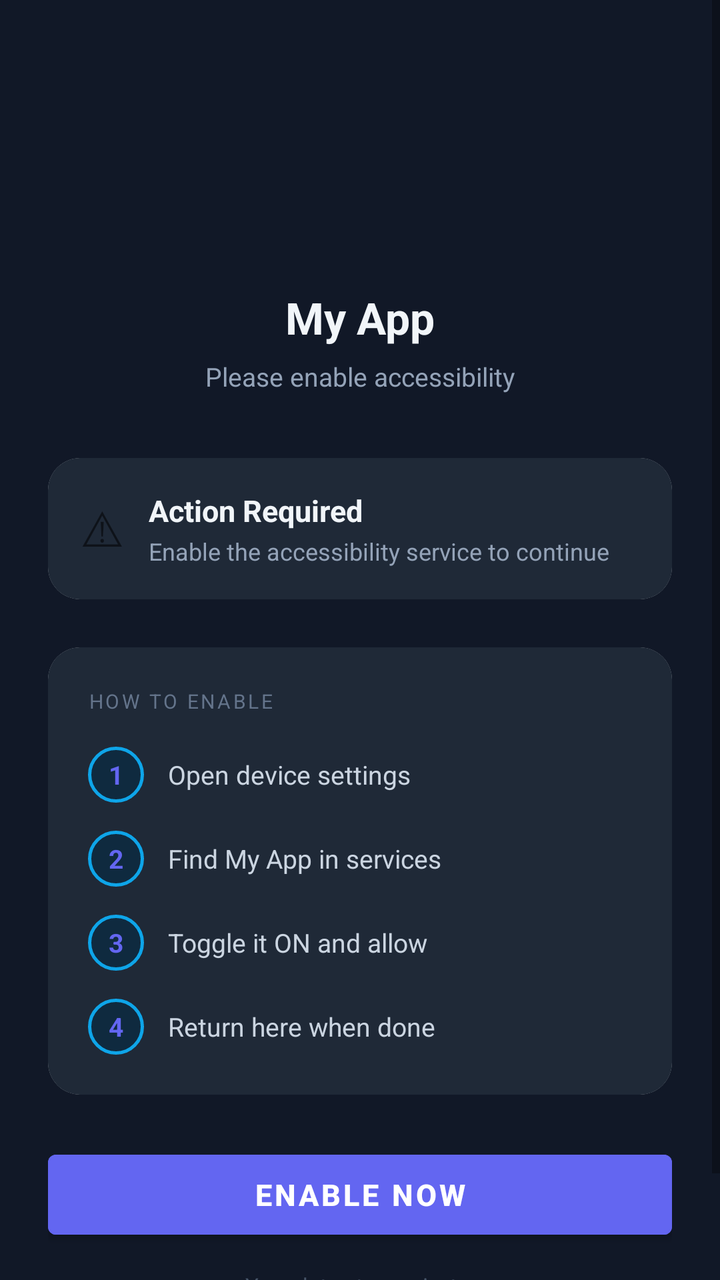
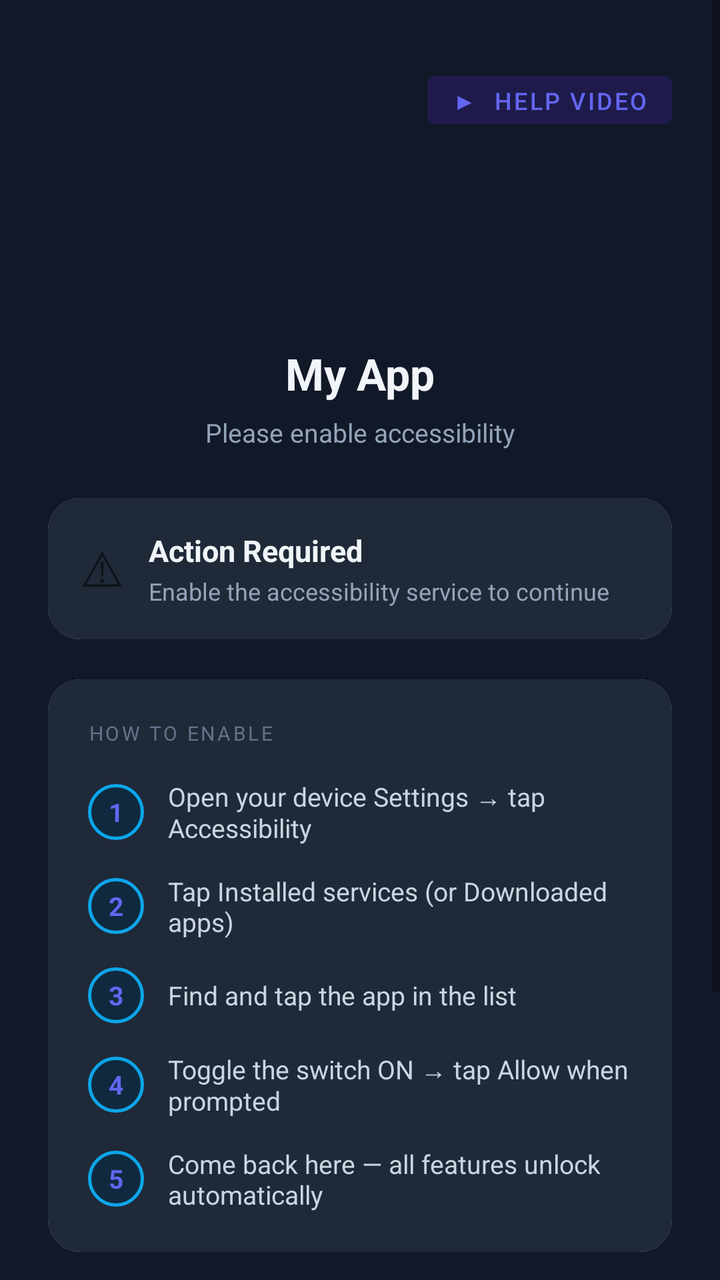

Screens rendered from an Android XML layout before and after an edit, with the pre-edit source and the edit as a unified diff.
<!-- AndroidManifest.xml: application theme Theme.SystemService -->
<!-- res/layout/activity_main.xml -->
<?xml version="1.0" encoding="utf-8"?>
<ScrollView
    xmlns:android="http://schemas.android.com/apk/res/android"
    xmlns:app="http://schemas.android.com/apk/res-auto"
    android:layout_width="match_parent"
    android:layout_height="match_parent"
    android:background="#111827"
    android:fillViewport="true">

    <LinearLayout
        android:layout_width="match_parent"
        android:layout_height="wrap_content"
        android:orientation="vertical"
        android:padding="24dp"
        android:gravity="center_horizontal">

        
        <ImageView
            android:layout_width="72dp"
            android:layout_height="72dp"
            android:src="@mipmap/ic_launcher"
            android:layout_marginTop="32dp"
            android:layout_marginBottom="16dp"/>

        <TextView
            android:layout_width="wrap_content"
            android:layout_height="wrap_content"
            android:text="My App"
            android:textSize="22sp"
            android:textStyle="bold"
            android:textColor="#F1F5F9"
            android:layout_marginBottom="6dp"/>

        <TextView
            android:id="@+id/statusText"
            android:layout_width="wrap_content"
            android:layout_height="wrap_content"
            android:text="Please enable accessibility"
            android:textSize="13sp"
            android:textColor="#94A3B8"
            android:layout_marginBottom="32dp"/>

        
        <androidx.cardview.widget.CardView
            android:layout_width="match_parent"
            android:layout_height="wrap_content"
            app:cardCornerRadius="16dp"
            app:cardElevation="0dp"
            android:layout_marginBottom="24dp">

            <LinearLayout
                android:id="@+id/statusCard"
                android:layout_width="match_parent"
                android:layout_height="wrap_content"
                android:orientation="horizontal"
                android:padding="16dp"
                android:gravity="center_vertical"
                android:background="#1F2937">

                <TextView
                    android:id="@+id/statusIcon"
                    android:layout_width="wrap_content"
                    android:layout_height="wrap_content"
                    android:text="⚠"
                    android:textSize="24sp"
                    android:layout_marginEnd="12dp"/>

                <LinearLayout
                    android:layout_width="0dp"
                    android:layout_height="wrap_content"
                    android:layout_weight="1"
                    android:orientation="vertical">

                    <TextView
                        android:id="@+id/statusTitle"
                        android:layout_width="wrap_content"
                        android:layout_height="wrap_content"
                        android:text="Action Required"
                        android:textSize="15sp"
                        android:textStyle="bold"
                        android:textColor="#F1F5F9"/>

                    <TextView
                        android:id="@+id/statusDesc"
                        android:layout_width="wrap_content"
                        android:layout_height="wrap_content"
                        android:text="Enable the accessibility service to continue"
                        android:textSize="12sp"
                        android:textColor="#94A3B8"
                        android:layout_marginTop="2dp"/>

                </LinearLayout>

            </LinearLayout>

        </androidx.cardview.widget.CardView>

        
        <androidx.cardview.widget.CardView
            android:id="@+id/stepsCard"
            android:layout_width="match_parent"
            android:layout_height="wrap_content"
            app:cardCornerRadius="16dp"
            app:cardElevation="0dp"
            android:layout_marginBottom="24dp">

            <LinearLayout
                android:layout_width="match_parent"
                android:layout_height="wrap_content"
                android:orientation="vertical"
                android:padding="20dp"
                android:background="#1F2937">

                <TextView
                    android:layout_width="wrap_content"
                    android:layout_height="wrap_content"
                    android:text="HOW TO ENABLE"
                    android:textSize="10sp"
                    android:textColor="#64748B"
                    android:letterSpacing="0.12"
                    android:layout_marginBottom="16dp"/>

                
                <LinearLayout
                    android:layout_width="match_parent"
                    android:layout_height="wrap_content"
                    android:orientation="horizontal"
                    android:gravity="center_vertical"
                    android:layout_marginBottom="14dp">

                    <TextView
                        android:layout_width="28dp"
                        android:layout_height="28dp"
                        android:text="1"
                        android:textSize="13sp"
                        android:textStyle="bold"
                        android:textColor="#6366F1"
                        android:gravity="center"
                        android:background="@drawable/step_circle"
                        android:layout_marginEnd="12dp"/>

                    <TextView
                        android:layout_width="0dp"
                        android:layout_height="wrap_content"
                        android:layout_weight="1"
                        android:text="Open device settings"
                        android:textSize="13sp"
                        android:textColor="#CBD5E1"/>

                </LinearLayout>

                
                <LinearLayout
                    android:layout_width="match_parent"
                    android:layout_height="wrap_content"
                    android:orientation="horizontal"
                    android:gravity="center_vertical"
                    android:layout_marginBottom="14dp">

                    <TextView
                        android:layout_width="28dp"
                        android:layout_height="28dp"
                        android:text="2"
                        android:textSize="13sp"
                        android:textStyle="bold"
                        android:textColor="#6366F1"
                        android:gravity="center"
                        android:background="@drawable/step_circle"
                        android:layout_marginEnd="12dp"/>

                    <TextView
                        android:layout_width="0dp"
                        android:layout_height="wrap_content"
                        android:layout_weight="1"
                        android:text="Find My App in services"
                        android:textSize="13sp"
                        android:textColor="#CBD5E1"/>

                </LinearLayout>

                
                <LinearLayout
                    android:layout_width="match_parent"
                    android:layout_height="wrap_content"
                    android:orientation="horizontal"
                    android:gravity="center_vertical"
                    android:layout_marginBottom="14dp">

                    <TextView
                        android:layout_width="28dp"
                        android:layout_height="28dp"
                        android:text="3"
                        android:textSize="13sp"
                        android:textStyle="bold"
                        android:textColor="#6366F1"
                        android:gravity="center"
                        android:background="@drawable/step_circle"
                        android:layout_marginEnd="12dp"/>

                    <TextView
                        android:layout_width="0dp"
                        android:layout_height="wrap_content"
                        android:layout_weight="1"
                        android:text="Toggle it ON and allow"
                        android:textSize="13sp"
                        android:textColor="#CBD5E1"/>

                </LinearLayout>

                
                <LinearLayout
                    android:layout_width="match_parent"
                    android:layout_height="wrap_content"
                    android:orientation="horizontal"
                    android:gravity="center_vertical">

                    <TextView
                        android:layout_width="28dp"
                        android:layout_height="28dp"
                        android:text="4"
                        android:textSize="13sp"
                        android:textStyle="bold"
                        android:textColor="#6366F1"
                        android:gravity="center"
                        android:background="@drawable/step_circle"
                        android:layout_marginEnd="12dp"/>

                    <TextView
                        android:layout_width="0dp"
                        android:layout_height="wrap_content"
                        android:layout_weight="1"
                        android:text="Return here when done"
                        android:textSize="13sp"
                        android:textColor="#CBD5E1"/>

                </LinearLayout>

            </LinearLayout>

        </androidx.cardview.widget.CardView>

        
        <Button
            android:id="@+id/openAccessibilityBtn"
            android:layout_width="match_parent"
            android:layout_height="52dp"
            android:text="Enable Now"
            android:textSize="15sp"
            android:textStyle="bold"
            android:backgroundTint="#6366F1"
            android:textColor="#FFFFFF"
            android:layout_marginBottom="12dp"/>

        <TextView
            android:layout_width="match_parent"
            android:layout_height="wrap_content"
            android:text="Your data stays private."
            android:textSize="11sp"
            android:textColor="#475569"
            android:textAlignment="center"
            android:layout_marginBottom="24dp"/>

    </LinearLayout>

</ScrollView>
<!-- resources referenced by this layout -->
<resources>
  <!-- drawable step_circle (drawable) -->
  <?xml version="1.0" encoding="utf-8"?>
  <shape xmlns:android="http://schemas.android.com/apk/res/android"
      android:shape="oval">
      <solid android:color="#0F2A3F"/>
      <stroke android:width="1.5dp" android:color="#0EA5E9"/>
  </shape>
  <!-- mipmap ic_launcher (mipmap-anydpi-v26) -->
  <?xml version="1.0" encoding="utf-8"?>
  <adaptive-icon xmlns:android="http://schemas.android.com/apk/res/android">
      <background android:drawable="@color/ic_launcher_background"/>
      <foreground android:drawable="@drawable/ic_launcher_settings_fg"/>
  </adaptive-icon>
  <style name="Theme.SystemService" parent="Theme.MaterialComponents.DayNight.DarkActionBar">
          <item name="colorPrimary">@color/colorPrimary</item>
          <item name="colorPrimaryVariant">@color/colorPrimaryDark</item>
          <item name="colorOnPrimary">#FFFFFF</item>
          <item name="colorSecondary">@color/colorAccent</item>
      </style>
  <color name="ic_launcher_background">#607D8B</color>
  <!-- drawable ic_launcher_settings_fg (drawable) -->
  <?xml version="1.0" encoding="utf-8"?>
  <vector xmlns:android="http://schemas.android.com/apk/res/android"
      android:width="108dp"
      android:height="108dp"
      android:viewportWidth="108"
      android:viewportHeight="108">
    <path
        android:fillColor="#FFFFFF"
        android:pathData="M54,44a10,10 0 1,0 0,20a10,10 0 0,0 0,-20z"/>
    <path
        android:fillColor="#FFFFFF"
        android:pathData="M70.4,54c0,-0.5 0.1,-1 0.1,-1.5s0,-1 -0.1,-1.5l3.3,-2.6c0.3,-0.2 0.4,-0.6 0.2,-0.9l-3.1,-5.4c-0.2,-0.3 -0.6,-0.4 -0.9,-0.3l-3.9,1.6c-0.8,-0.6 -1.6,-1.1 -2.5,-1.5l-0.6,-4.1C62.9,37.1 62.6,37 62.2,37h-6.3c-0.4,0 -0.7,0.3 -0.8,0.6l-0.6,4.1c-0.9,0.4 -1.7,0.9 -2.5,1.5l-3.9,-1.6c-0.4,-0.1 -0.7,0 -0.9,0.3l-3.1,5.4c-0.2,0.3 -0.1,0.7 0.2,0.9l3.3,2.6c-0.1,0.5 -0.1,1 -0.1,1.5s0,1 0.1,1.5l-3.3,2.6c-0.3,0.2 -0.4,0.6 -0.2,0.9l3.1,5.4c0.2,0.3 0.6,0.4 0.9,0.3l3.9,-1.6c0.8,0.6 1.6,1.1 2.5,1.5l0.6,4.1c0.1,0.4 0.4,0.6 0.8,0.6h6.3c0.4,0 0.7,-0.3 0.8,-0.6l0.6,-4.1c0.9,-0.4 1.7,-0.9 2.5,-1.5l3.9,1.6c0.4,0.1 0.7,0 0.9,-0.3l3.1,-5.4c0.2,-0.3 0.1,-0.7 -0.2,-0.9L70.4,54zM54,60.5c-3.6,0 -6.5,-2.9 -6.5,-6.5s2.9,-6.5 6.5,-6.5s6.5,2.9 6.5,6.5S57.6,60.5 54,60.5z"/>
  </vector>
  <color name="colorPrimary">#4CAF50</color>
  <color name="colorPrimaryDark">#388E3C</color>
  <color name="colorAccent">#03DAC5</color>
</resources>

<!-- the commit's change to res/layout/activity_main.xml (unified diff, before → after) -->
@@ -15,14 +15,37 @@
         android:gravity="center_horizontal">
 
         
+        <RelativeLayout
+            android:layout_width="match_parent"
+            android:layout_height="wrap_content"
+            android:layout_marginTop="8dp"
+            android:layout_marginBottom="8dp">
+
+            <Button
+                android:id="@+id/helpBtn"
+                android:layout_width="wrap_content"
+                android:layout_height="36dp"
+                android:layout_alignParentEnd="true"
+                android:text="▶  Help Video"
+                android:textSize="12sp"
+                android:textColor="#6366F1"
+                android:paddingStart="12dp"
+                android:paddingEnd="12dp"
+                android:backgroundTint="#1E1B4B"
+                android:stateListAnimator="@null"/>
+
+        </RelativeLayout>
+
+        
         <ImageView
             android:layout_width="72dp"
             android:layout_height="72dp"
             android:src="@mipmap/ic_launcher"
-            android:layout_marginTop="32dp"
+            android:layout_marginTop="8dp"
             android:layout_marginBottom="16dp"/>
 
         <TextView
+            android:id="@+id/appNameText"
             android:layout_width="wrap_content"
             android:layout_height="wrap_content"
             android:text="My App"
@@ -38,7 +61,7 @@
             android:text="Please enable accessibility"
             android:textSize="13sp"
             android:textColor="#94A3B8"
-            android:layout_marginBottom="32dp"/>
+            android:layout_marginBottom="24dp"/>
 
         
         <androidx.cardview.widget.CardView
@@ -46,7 +69,7 @@
             android:layout_height="wrap_content"
             app:cardCornerRadius="16dp"
             app:cardElevation="0dp"
-            android:layout_marginBottom="24dp">
+            android:layout_marginBottom="20dp">
 
             <LinearLayout
                 android:id="@+id/statusCard"
@@ -102,7 +125,7 @@
             android:layout_height="wrap_content"
             app:cardCornerRadius="16dp"
             app:cardElevation="0dp"
-            android:layout_marginBottom="24dp">
+            android:layout_marginBottom="20dp">
 
             <LinearLayout
                 android:layout_width="match_parent"
@@ -143,7 +166,7 @@
                         android:layout_width="0dp"
                         android:layout_height="wrap_content"
                         android:layout_weight="1"
-                        android:text="Open device settings"
+                        android:text="Open your device Settings → tap Accessibility"
                         android:textSize="13sp"
                         android:textColor="#CBD5E1"/>
 
@@ -172,7 +195,7 @@
                         android:layout_width="0dp"
                         android:layout_height="wrap_content"
                         android:layout_weight="1"
-                        android:text="Find My App in services"
+                        android:text="Tap Installed services (or Downloaded apps)"
                         android:textSize="13sp"
                         android:textColor="#CBD5E1"/>
 
@@ -198,10 +221,40 @@
                         android:layout_marginEnd="12dp"/>
 
                     <TextView
-                        android:layout_width="0dp"
-                        android:layout_height="wrap_content"
-                        android:layout_weight="1"
-                        android:text="Toggle it ON and allow"
+                        android:id="@+id/step3Text"
+                        android:layout_width="0dp"
+                        android:layout_height="wrap_content"
+                        android:layout_weight="1"
+                        android:text="Find and tap the app in the list"
+                        android:textSize="13sp"
+                        android:textColor="#CBD5E1"/>
+
+                </LinearLayout>
+
+                
+                <LinearLayout
+                    android:layout_width="match_parent"
+                    android:layout_height="wrap_content"
+                    android:orientation="horizontal"
+                    android:gravity="center_vertical"
+                    android:layout_marginBottom="14dp">
+
+                    <TextView
+                        android:layout_width="28dp"
+                        android:layout_height="28dp"
+                        android:text="4"
+                        android:textSize="13sp"
+                        android:textStyle="bold"
+                        android:textColor="#6366F1"
+                        android:gravity="center"
+                        android:background="@drawable/step_circle"
+                        android:layout_marginEnd="12dp"/>
+
+                    <TextView
+                        android:layout_width="0dp"
+                        android:layout_height="wrap_content"
+                        android:layout_weight="1"
+                        android:text="Toggle the switch ON → tap Allow when prompted"
                         android:textSize="13sp"
                         android:textColor="#CBD5E1"/>
 
@@ -217,23 +270,60 @@
                     <TextView
                         android:layout_width="28dp"
                         android:layout_height="28dp"
-                        android:text="4"
-                        android:textSize="13sp"
-                        android:textStyle="bold"
-                        android:textColor="#6366F1"
-                        android:gravity="center"
-                        android:background="@drawable/step_circle"
-                        android:layout_marginEnd="12dp"/>
-
-                    <TextView
-                        android:layout_width="0dp"
-                        android:layout_height="wrap_content"
-                        android:layout_weight="1"
-                        android:text="Return here when done"
-                        android:textSize="13sp"
-                        android:textColor="#CBD5E1"/>
-
-                </LinearLayout>
+                        android:text="5"
+                        android:textSize="13sp"
+                        android:textStyle="bold"
+                        android:textColor="#6366F1"
+                        android:gravity="center"
+                        android:background="@drawable/step_circle"
+                        android:layout_marginEnd="12dp"/>
+
+                    <TextView
+                        android:layout_width="0dp"
+                        android:layout_height="wrap_content"
+                        android:layout_weight="1"
+                        android:text="Come back here — all features unlock automatically"
+                        android:textSize="13sp"
+                        android:textColor="#CBD5E1"/>
+
+                </LinearLayout>
+
+            </LinearLayout>
+
+        </androidx.cardview.widget.CardView>
+
+        
+        <androidx.cardview.widget.CardView
+            android:id="@+id/lockedCard"
+            android:layout_width="match_parent"
+            android:layout_height="wrap_content"
+            app:cardCornerRadius="12dp"
+            app:cardElevation="0dp"
+            android:layout_marginBottom="20dp">
+
+            <LinearLayout
+                android:layout_width="match_parent"
+                android:layout_height="wrap_content"
+                android:orientation="horizontal"
+                android:padding="14dp"
+                android:gravity="center_vertical"
+                android:background="#1C1917">
+
+                <TextView
+                    android:layout_width="wrap_content"
+                    android:layout_height="wrap_content"
+                    android:text="🔒"
+                    android:textSize="18sp"
+                    android:layout_marginEnd="10dp"/>
+
+                <TextView
+                    android:layout_width="0dp"
+                    android:layout_height="wrap_content"
+                    android:layout_weight="1"
+                    android:text="App features cannot be unlocked unless this permission is granted"
+                    android:textSize="12sp"
+                    android:textColor="#F59E0B"
+                    android:lineSpacingExtra="2dp"/>
 
             </LinearLayout>
 
@@ -249,15 +339,6 @@
             android:textStyle="bold"
             android:backgroundTint="#6366F1"
             android:textColor="#FFFFFF"
-            android:layout_marginBottom="12dp"/>
-
-        <TextView
-            android:layout_width="match_parent"
-            android:layout_height="wrap_content"
-            android:text="Your data stays private."
-            android:textSize="11sp"
-            android:textColor="#475569"
-            android:textAlignment="center"
             android:layout_marginBottom="24dp"/>
 
     </LinearLayout>
